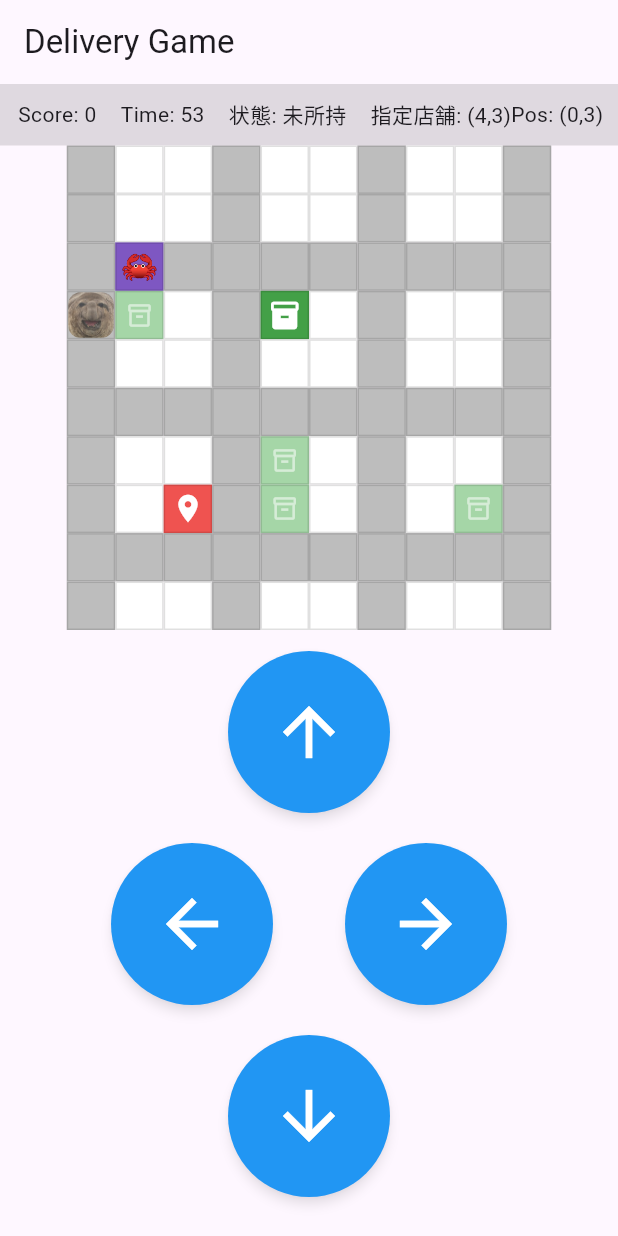
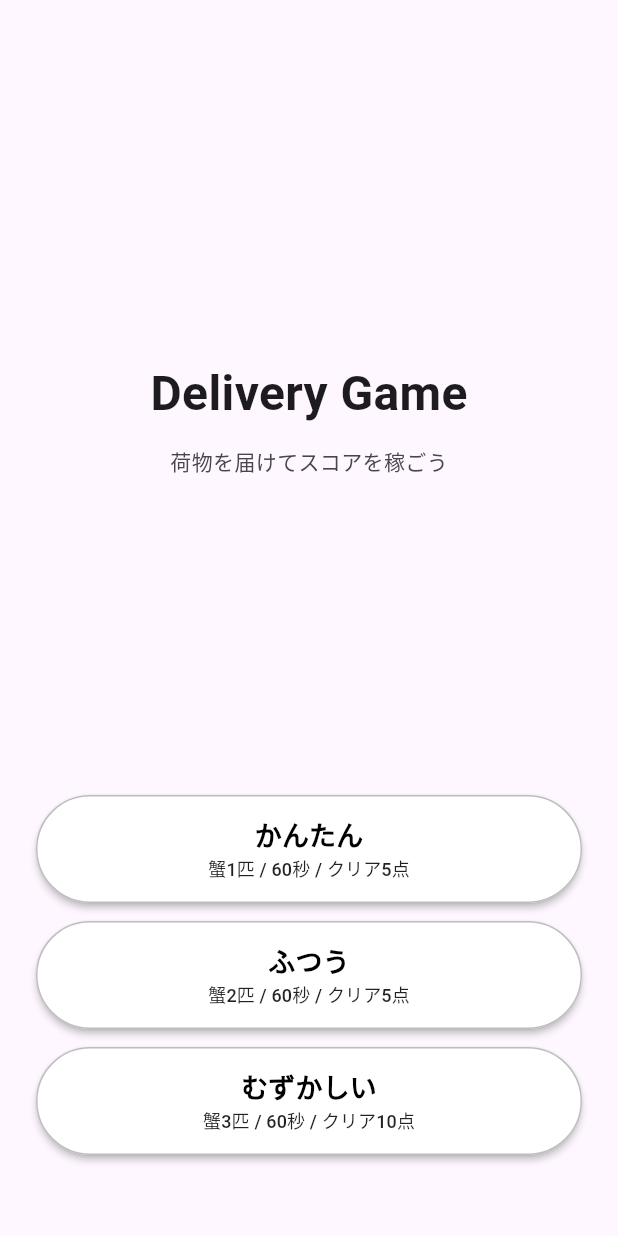
Before and after one commit to morihisashi/delivery_game, a Flutter app: the screen it shows after launch, on a phone screen of 412 x 824 dp. Run offline on Flutter 3.47's test engine with Material 3 defaults, Android fonts, the phone set to English and light mode, and no system bars.

Commit message:
タイトル画面、難易度、マップの変更を実装

```diff
--- a/lib/data/game_map_data.dart
+++ b/lib/data/game_map_data.dart
@@ -4,6 +4,7 @@ class GameMapData {
   GameMapData._();
 
   static const List<List<int>> cells = [
+    [1, 1, 1, 1, 1, 1, 1, 1, 1, 1],
     [1, 0, 0, 1, 0, 0, 1, 0, 0, 1],
     [1, 0, 0, 1, 0, 0, 1, 0, 0, 1],
     [1, 1, 1, 1, 1, 1, 1, 1, 1, 1],
@@ -13,6 +14,5 @@ class GameMapData {
     [1, 0, 0, 1, 0, 0, 1, 0, 0, 1],
     [1, 0, 0, 1, 0, 0, 1, 0, 0, 1],
     [1, 1, 1, 1, 1, 1, 1, 1, 1, 1],
-    [1, 0, 0, 1, 0, 0, 1, 0, 0, 1],
   ];
 }
--- a/lib/main.dart
+++ b/lib/main.dart
@@ -1,6 +1,6 @@
 import 'package:flutter/material.dart';
 
-import 'screens/game_screen.dart';
+import 'screens/title_screen.dart';
 
 void main() {
   runApp(const DeliveryGameApp());
@@ -17,7 +17,7 @@ class DeliveryGameApp extends StatelessWidget {
         useMaterial3: true,
         colorScheme: ColorScheme.fromSeed(seedColor: Colors.deepPurple),
       ),
-      home: const GameScreen(),
+      home: const TitleScreen(),
     );
   }
 }
--- /dev/null
+++ b/lib/models/difficulty_settings.dart
@@ -0,0 +1,34 @@
+import 'game_difficulty.dart';
+
+class DifficultySettings {
+  const DifficultySettings({
+    required this.crabCount,
+    required this.clearScore,
+    required this.timeLimitSeconds,
+  });
+
+  final int crabCount;
+  final int clearScore;
+  final int timeLimitSeconds;
+
+  static const Map<GameDifficulty, DifficultySettings> settingsByDifficulty = {
+    GameDifficulty.easy: DifficultySettings(
+      crabCount: 1,
+      clearScore: 5,
+      timeLimitSeconds: 60,
+    ),
+    GameDifficulty.normal: DifficultySettings(
+      crabCount: 2,
+      clearScore: 5,
+      timeLimitSeconds: 60,
+    ),
+    GameDifficulty.hard: DifficultySettings(
+      crabCount: 3,
+      clearScore: 10,
+      timeLimitSeconds: 60,
+    ),
+  };
+
+  static DifficultySettings forDifficulty(GameDifficulty difficulty) =>
+      settingsByDifficulty[difficulty]!;
+}
--- /dev/null
+++ b/lib/models/game_difficulty.dart
@@ -0,0 +1 @@
+enum GameDifficulty { easy, normal, hard }
--- a/lib/models/game_status.dart
+++ b/lib/models/game_status.dart
@@ -1 +1 @@
-enum GameStatus { playing, finished }
+enum GameStatus { playing, finished, cleared }
--- a/lib/screens/game_screen.dart
+++ b/lib/screens/game_screen.dart
@@ -3,14 +3,18 @@ import 'dart:async';
 import 'package:flutter/material.dart';
 
 import '../controllers/game_controller.dart';
+import '../models/difficulty_settings.dart';
 import '../models/direction.dart';
+import '../models/game_difficulty.dart';
 import '../models/game_status.dart';
 import '../models/position.dart';
 import '../widgets/grid_cell.dart';
 import '../widgets/hud_bar.dart';
 
 class GameScreen extends StatefulWidget {
-  const GameScreen({super.key});
+  const GameScreen({super.key, required this.difficulty});
+
+  final GameDifficulty difficulty;
 
   @override
   State<GameScreen> createState() => _GameScreenState();
@@ -24,7 +28,8 @@ class _GameScreenState extends State<GameScreen> {
   void initState() {
     super.initState();
 
-    controller = GameController();
+    final settings = DifficultySettings.forDifficulty(widget.difficulty);
+    controller = GameController(settings: settings);
     controller.onTick = () => setState(() {});
     controller.resetGame();
     controller.startTimer();
@@ -38,7 +43,7 @@ class _GameScreenState extends State<GameScreen> {
   }
 
   void _startMoving(Direction dir) {
-    if (controller.gameStatus == GameStatus.finished) return;
+    if (controller.gameStatus != GameStatus.playing) return;
 
     setState(() {
       controller.step(dir);
@@ -46,7 +51,7 @@ class _GameScreenState extends State<GameScreen> {
 
     _moveTimer?.cancel();
     _moveTimer = Timer.periodic(const Duration(milliseconds: 120), (_) {
-      if (controller.gameStatus == GameStatus.finished) return;
+      if (controller.gameStatus != GameStatus.playing) return;
 
       setState(() {
         controller.step(dir);
@@ -61,10 +66,17 @@ class _GameScreenState extends State<GameScreen> {
 
   @override
   Widget build(BuildContext context) {
-    final finished = controller.gameStatus == GameStatus.finished;
+    final notPlaying = controller.gameStatus != GameStatus.playing;
+    final cleared = controller.gameStatus == GameStatus.cleared;
 
     return Scaffold(
-      appBar: AppBar(title: const Text('Delivery Game')),
+      appBar: AppBar(
+        title: const Text('Delivery Game'),
+        leading: IconButton(
+          icon: const Icon(Icons.arrow_back),
+          onPressed: () => Navigator.of(context).pop(),
+        ),
+      ),
       body: Column(
         children: [
           HudBar(controller: controller),
@@ -85,7 +97,7 @@ class _GameScreenState extends State<GameScreen> {
                     final p = Position(x, y);
 
                     final isPlayer = p == controller.playerPosition;
-                    final isEnemy = p == controller.enemy.position;
+                    final isEnemy = controller.isEnemyAt(p);
                     final isTarget = p == controller.targetPosition;
                     final isCurrentStore =
                         p == controller.currentStorePosition;
@@ -173,21 +185,29 @@ class _GameScreenState extends State<GameScreen> {
               ),
             ),
           ),
-          if (finished)
+          if (notPlaying)
             Padding(
               padding: const EdgeInsets.all(12),
               child: Column(
                 children: [
-                  const Text('Game Over', style: TextStyle(fontSize: 20)),
+                  Text(
+                    cleared ? 'クリア！' : 'Game Over',
+                    style: const TextStyle(fontSize: 20),
+                  ),
                   const SizedBox(height: 8),
-                  Text('Final Score: ${controller.score}'),
+                  Text('Score: ${controller.score}/${controller.clearScore}'),
                   const SizedBox(height: 8),
                   ElevatedButton(
                     onPressed: () {
                       controller.resetGame();
                       controller.startTimer();
                     },
-                    child: const Text('Restart'),
+                    child: const Text('もう一度'),
+                  ),
+                  const SizedBox(height: 8),
+                  TextButton(
+                    onPressed: () => Navigator.of(context).pop(),
+                    child: const Text('タイトルへ'),
                   ),
                 ],
               ),
--- /dev/null
+++ b/lib/screens/title_screen.dart
@@ -0,0 +1,115 @@
+import 'package:flutter/material.dart';
+
+import '../models/difficulty_settings.dart';
+import '../models/game_difficulty.dart';
+import 'game_screen.dart';
+
+class TitleScreen extends StatelessWidget {
+  const TitleScreen({super.key});
+
+  static const double _buttonHeight = 72;
+
+  void _startGame(BuildContext context, GameDifficulty difficulty) {
+    Navigator.of(context).push(
+      MaterialPageRoute<void>(
+        builder: (_) => GameScreen(difficulty: difficulty),
+      ),
+    );
+  }
+
+  Widget _difficultyButton(
+    BuildContext context, {
+    required String label,
+    required String description,
+    required GameDifficulty difficulty,
+  }) {
+    return Padding(
+      padding: const EdgeInsets.symmetric(vertical: 6),
+      child: SizedBox(
+        width: double.infinity,
+        height: _buttonHeight,
+        child: ElevatedButton(
+          style: ElevatedButton.styleFrom(
+            backgroundColor: Colors.white,
+            foregroundColor: Colors.black,
+            elevation: 2,
+            side: BorderSide(color: Colors.grey.shade400),
+          ),
+          onPressed: () => _startGame(context, difficulty),
+          child: Column(
+            mainAxisAlignment: MainAxisAlignment.center,
+            children: [
+              Text(
+                label,
+                style: const TextStyle(
+                  fontSize: 18,
+                  fontWeight: FontWeight.bold,
+                  color: Colors.black,
+                ),
+              ),
+              Text(
+                description,
+                style: const TextStyle(fontSize: 12, color: Colors.black87),
+              ),
+            ],
+          ),
+        ),
+      ),
+    );
+  }
+
+  @override
+  Widget build(BuildContext context) {
+    final easy = DifficultySettings.forDifficulty(GameDifficulty.easy);
+    final normal = DifficultySettings.forDifficulty(GameDifficulty.normal);
+    final hard = DifficultySettings.forDifficulty(GameDifficulty.hard);
+
+    return Scaffold(
+      body: SafeArea(
+        child: Padding(
+          padding: const EdgeInsets.symmetric(horizontal: 24, vertical: 32),
+          child: Column(
+            children: [
+              const Spacer(),
+              const Text(
+                'Delivery Game',
+                style: TextStyle(fontSize: 32, fontWeight: FontWeight.bold),
+              ),
+              const SizedBox(height: 12),
+              Text(
+                '荷物を届けてスコアを稼ごう',
+                style: TextStyle(
+                  fontSize: 14,
+                  color: Theme.of(context).colorScheme.onSurfaceVariant,
+                ),
+              ),
+              const Spacer(),
+              _difficultyButton(
+                context,
+                label: 'かんたん',
+                description:
+                    '蟹${easy.crabCount}匹 / ${easy.timeLimitSeconds}秒 / クリア${easy.clearScore}点',
+                difficulty: GameDifficulty.easy,
+              ),
+              _difficultyButton(
+                context,
+                label: 'ふつう',
+                description:
+                    '蟹${normal.crabCount}匹 / ${normal.timeLimitSeconds}秒 / クリア${normal.clearScore}点',
+                difficulty: GameDifficulty.normal,
+              ),
+              _difficultyButton(
+                context,
+                label: 'むずかしい',
+                description:
+                    '蟹${hard.crabCount}匹 / ${hard.timeLimitSeconds}秒 / クリア${hard.clearScore}点',
+                difficulty: GameDifficulty.hard,
+              ),
+              const SizedBox(height: 16),
+            ],
+          ),
+        ),
+      ),
+    );
+  }
+}
--- a/lib/widgets/hud_bar.dart
+++ b/lib/widgets/hud_bar.dart
@@ -16,7 +16,9 @@ class HudBar extends StatelessWidget {
       color: Colors.black12,
       child: Row(
         children: [
-          Text('Score: ${controller.score}'),
+          Text(
+            'Score: ${controller.score}/${controller.clearScore}',
+          ),
           const SizedBox(width: 16),
           Text('Time: ${controller.timeLeft}'),
           const SizedBox(width: 16),
```
Also changed, not shown: lib/controllers/game_controller.dart (+68 -27 lines), 4 other files.
